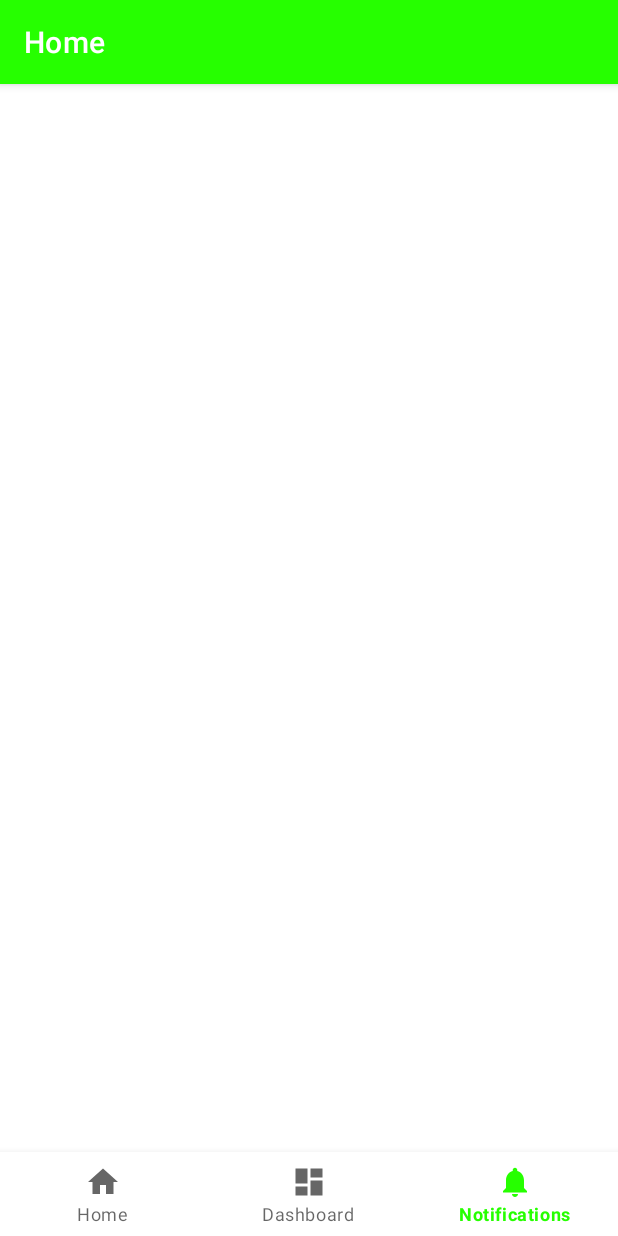
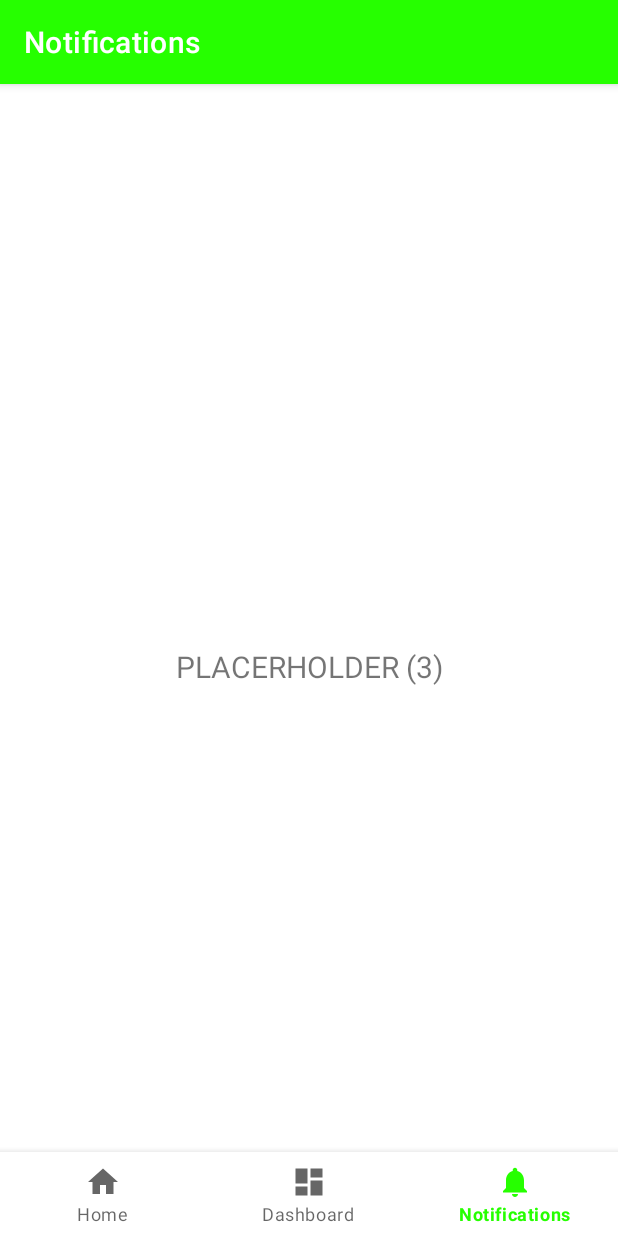
Before and after one commit to riccigamiao3076/SmartPlant, an Android app: the MainActivity screen opened directly, with no data from a screen before it, item 3 of the bottom bar chosen, on a phone screen of 412 x 824 dp. Run offline under Robolectric (Android 15) with nearby library versions, the phone set to English and light mode, and no system bars; our stand-ins replace navigation-ui.

Commit message:
Main Activity and activity_main.xml updated.

```diff
--- a/SmartPlant/src/main/java/ca/greenlypebble/it/smartplant/MainActivity.java
+++ b/SmartPlant/src/main/java/ca/greenlypebble/it/smartplant/MainActivity.java
@@ -26,22 +26,19 @@ import ca.greenlypebble.it.smartplant.ui.home.Page1;
 
 public class MainActivity extends AppCompatActivity {
 
-    Button signIn;
-    EditText emailAdd, passWord;
-
     @Override
     protected void onCreate(Bundle savedInstanceState) {
         super.onCreate(savedInstanceState);
         setContentView(R.layout.activity_main);
-        // BottomNavigationView navView = findViewById(R.id.nav_view);
+        BottomNavigationView navView = findViewById(R.id.nav_view);
         // Passing each menu ID as a set of Ids because each
         // menu should be considered as top level destinations.
-        // NavigationUI.setupWithNavController(navView, navController)
         AppBarConfiguration appBarConfiguration = new AppBarConfiguration.Builder(
                 R.id.navigation_home, R.id.navigation_dashboard, R.id.navigation_notifications)
                 .build();
         NavController navController = Navigation.findNavController(this, R.id.nav_host_fragment);
         NavigationUI.setupActionBarWithNavController(this, navController, appBarConfiguration);
+        NavigationUI.setupWithNavController(navView, navController);
     }
 
 
--- a/SmartPlant/src/main/res/layout/activity_main.xml
+++ b/SmartPlant/src/main/res/layout/activity_main.xml
@@ -1,10 +1,10 @@
 <?xml version="1.0" encoding="utf-8"?>
 <androidx.constraintlayout.widget.ConstraintLayout xmlns:android="http://schemas.android.com/apk/res/android"
     xmlns:app="http://schemas.android.com/apk/res-auto"
+    xmlns:tools="http://schemas.android.com/tools"
     android:id="@+id/container"
     android:layout_width="match_parent"
-    android:layout_height="match_parent"
-    android:paddingTop="?attr/actionBarSize">
+    android:layout_height="match_parent">
 
     <com.google.android.material.bottomnavigation.BottomNavigationView
         android:id="@+id/nav_view"
@@ -23,7 +23,6 @@
         android:name="androidx.navigation.fragment.NavHostFragment"
         android:layout_width="match_parent"
         android:layout_height="match_parent"
-        android:layout_marginTop="52dp"
         app:defaultNavHost="true"
         app:layout_constraintHorizontal_bias="0.0"
         app:layout_constraintLeft_toLeftOf="parent"
```
